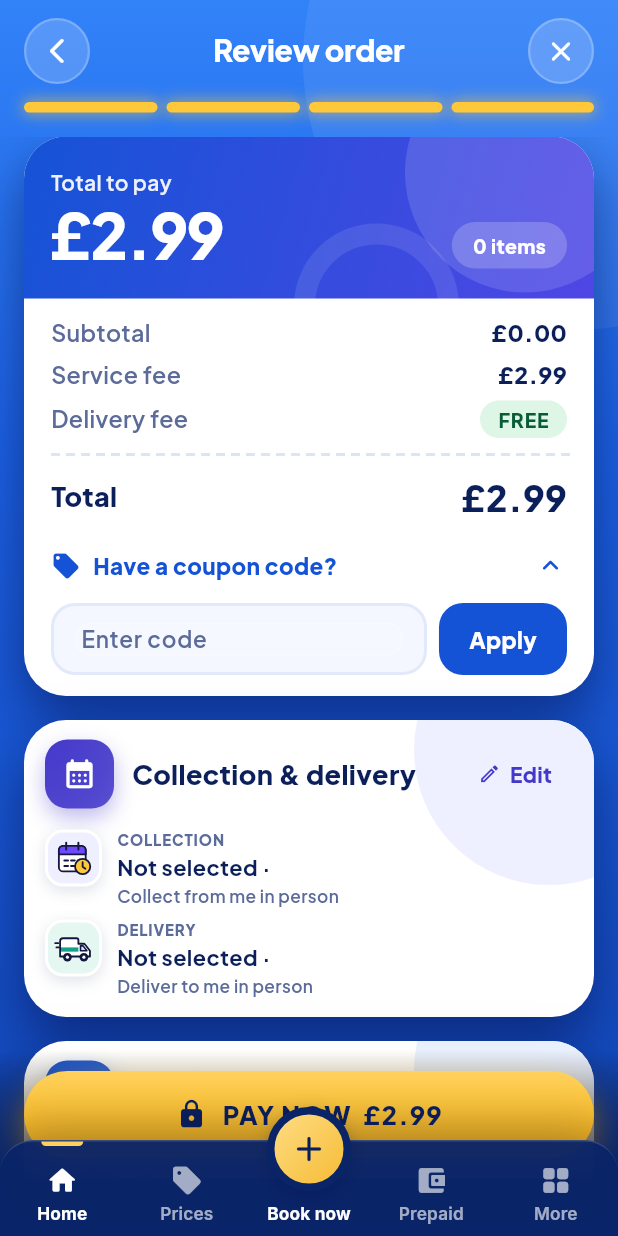
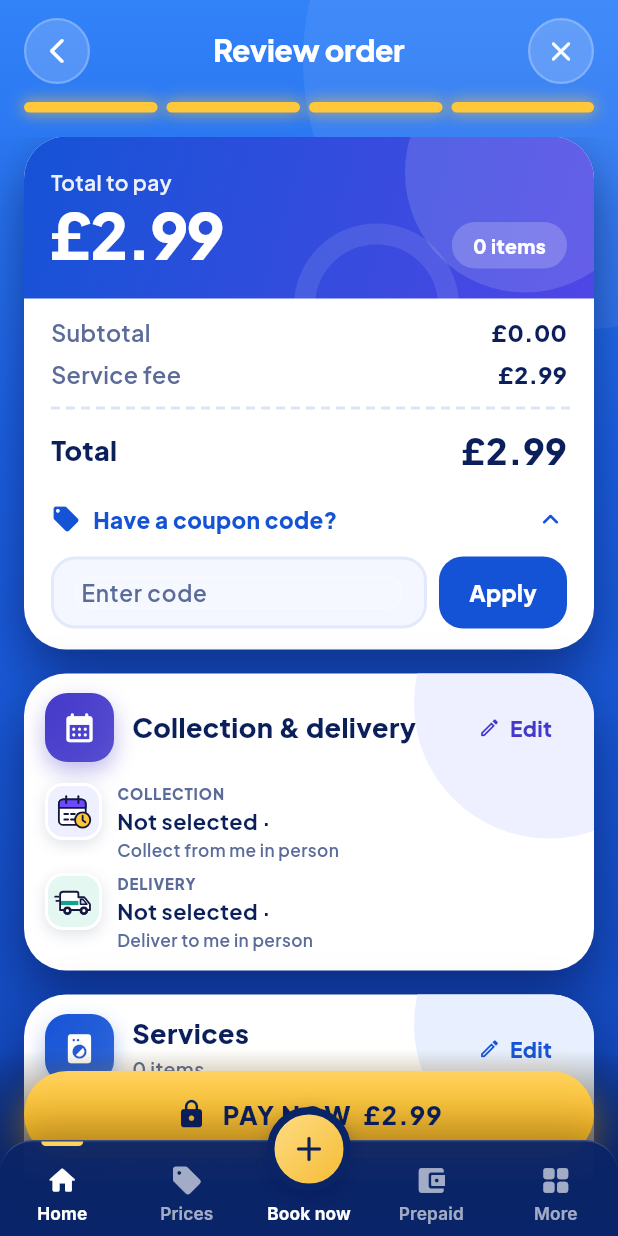
Before and after one commit to sijaan2830/drycleanplus, a Flutter app: the BookingOverviewScreen screen opened directly, after a tap on "Have a coupon code?", on a phone screen of 412 x 824 dp. Run offline on Flutter 3.47's test engine with Material 3 defaults, Android fonts, the phone set to English and light mode, and no system bars; our stand-ins replace cloud_firestore, firebase_auth, firebase_core, firebase_messaging, flutter_local_notifications, flutter_map and 7 more; accounts and stored records are empty.

Commit message:
Support real-time dynamic fee settings, omit fees when disabled or free

```diff
--- a/lib/models/booking_models.dart
+++ b/lib/models/booking_models.dart
@@ -427,11 +427,17 @@ class BookingData {
   bool get isReadyForPayment => hasSelectedAddress && hasCollectionDateTime && hasDeliveryDateTime && hasContactInfo && acceptedTerms;
 
   /// Fixed fees. Tax has been removed from the order total.
-  static const double serviceFee = 2.99;
-  static const double deliveryFee = 0.0;
+  static double serviceFee = 2.99;
+  static double deliveryFee = 0.0;
+  static bool serviceFeeEnabled = true;
+  static bool deliveryFeeEnabled = false;
 
   /// Total payable = items - discount + service fee + delivery fee.
-  double get totalAmount => discountedSubtotal + serviceFee + deliveryFee + tipAmount;
+  double get totalAmount =>
+      discountedSubtotal +
+      (serviceFeeEnabled ? serviceFee : 0.0) +
+      (deliveryFeeEnabled ? deliveryFee : 0.0) +
+      tipAmount;
 
   /// Kept for older call sites.
   double get calculatedTotalPrice => totalAmount;
--- a/lib/providers/booking_provider.dart
+++ b/lib/providers/booking_provider.dart
@@ -29,6 +29,34 @@ class BookingProvider extends ChangeNotifier {
   StreamSubscription? _addressesSubscription;
   StreamSubscription? _ordersSubscription;
   StreamSubscription? _userDataSubscription;
+  StreamSubscription? _settingsSubscription;
+
+  BookingProvider() {
+    _listenToAppSettings();
+  }
+
+  void _listenToAppSettings() {
+    try {
+      _settingsSubscription = FirebaseFirestore.instance.collection('settings').doc('app').snapshots().listen((snap) {
+        if (snap.exists && snap.data() != null) {
+          final data = snap.data()!;
+          if (data.containsKey('serviceFeeEnabled')) {
+            models.BookingData.serviceFeeEnabled = data['serviceFeeEnabled'] as bool? ?? true;
+          }
+          if (data.containsKey('serviceFee')) {
+            models.BookingData.serviceFee = (data['serviceFee'] as num?)?.toDouble() ?? 2.99;
+          }
+          if (data.containsKey('deliveryFeeEnabled')) {
+            models.BookingData.deliveryFeeEnabled = data['deliveryFeeEnabled'] as bool? ?? false;
+          }
+          if (data.containsKey('deliveryFee')) {
+            models.BookingData.deliveryFee = (data['deliveryFee'] as num?)?.toDouble() ?? 0.0;
+          }
+          notifyListeners();
+        }
+      }, onError: (_) {});
+    } catch (_) {}
+  }
 
   models.BookingData get bookingData => _bookingData;
   List<models.Order> get orders => _orders;
@@ -274,6 +302,7 @@ class BookingProvider extends ChangeNotifier {
     _addressesSubscription?.cancel();
     _ordersSubscription?.cancel();
     _userDataSubscription?.cancel();
+    _settingsSubscription?.cancel();
     super.dispose();
   }
 
--- a/lib/screens/booking/booking_overview_screen.dart
+++ b/lib/screens/booking/booking_overview_screen.dart
@@ -482,10 +482,14 @@ class _BookingOverviewScreenState extends State<BookingOverviewScreen> {
                       isDiscount: true,
                     ),
                   ],
-                  const SizedBox(height: 6),
-                  _buildPriceLine('Service fee', '£${BookingData.serviceFee.toStringAsFixed(2)}'),
-                  const SizedBox(height: 6),
-                  _buildPriceLine('Delivery fee', 'FREE', isFreePill: true),
+                  if (BookingData.serviceFeeEnabled && BookingData.serviceFee > 0) ...[
+                    const SizedBox(height: 6),
+                    _buildPriceLine('Service fee', '£${BookingData.serviceFee.toStringAsFixed(2)}'),
+                  ],
+                  if (BookingData.deliveryFeeEnabled && BookingData.deliveryFee > 0) ...[
+                    const SizedBox(height: 6),
+                    _buildPriceLine('Delivery fee', '£${BookingData.deliveryFee.toStringAsFixed(2)}'),
+                  ],
                   const SizedBox(height: 10),
 
                   // Dashed Divider
--- a/lib/screens/booking/review_order_screen.dart
+++ b/lib/screens/booking/review_order_screen.dart
@@ -200,7 +200,10 @@ class _ReviewOrderScreenState extends State<ReviewOrderScreen> {
               if (d.discountAmount > 0)
                 _Row('Discount${d.discountCode == null ? '' : ' (${d.discountCode})'}',
                     value: '−${money(d.discountAmount)}', valueColor: const Color(0xFF16A34A)),
-              _Row('Service fee', value: money(BookingData.serviceFee)),
+              if (BookingData.serviceFeeEnabled && BookingData.serviceFee > 0)
+                _Row('Service fee', value: money(BookingData.serviceFee)),
+              if (BookingData.deliveryFeeEnabled && BookingData.deliveryFee > 0)
+                _Row('Delivery fee', value: money(BookingData.deliveryFee)),
               if (d.tipAmount > 0) _Row('Driver tip', value: money(d.tipAmount)),
               const SizedBox(height: 4),
               // Modern Promo Code Box
--- a/lib/screens/track_order_screen.dart
+++ b/lib/screens/track_order_screen.dart
@@ -1853,14 +1853,18 @@ class _TrackOrderScreenState extends State<TrackOrderScreen> with SingleTickerPr
                           isDiscount: true,
                         ),
                       ],
-                      const SizedBox(height: 8),
-                      _buildPaymentLine('Service fee', '£${models.BookingData.serviceFee.toStringAsFixed(2)}'),
+                      if (models.BookingData.serviceFeeEnabled && models.BookingData.serviceFee > 0) ...[
+                        const SizedBox(height: 8),
+                        _buildPaymentLine('Service fee', '£${models.BookingData.serviceFee.toStringAsFixed(2)}'),
+                      ],
                       if (d.tipAmount > 0) ...[
                         const SizedBox(height: 8),
                         _buildPaymentLine('Driver tip', '£${d.tipAmount.toStringAsFixed(2)}'),
                       ],
-                      const SizedBox(height: 8),
-                      _buildPaymentLine('Delivery fee', 'FREE', isFreePill: true),
+                      if (models.BookingData.deliveryFeeEnabled && models.BookingData.deliveryFee > 0) ...[
+                        const SizedBox(height: 8),
+                        _buildPaymentLine('Delivery fee', '£${models.BookingData.deliveryFee.toStringAsFixed(2)}'),
+                      ],
                       const SizedBox(height: 12),
 
                       // Dashed Divider
```
